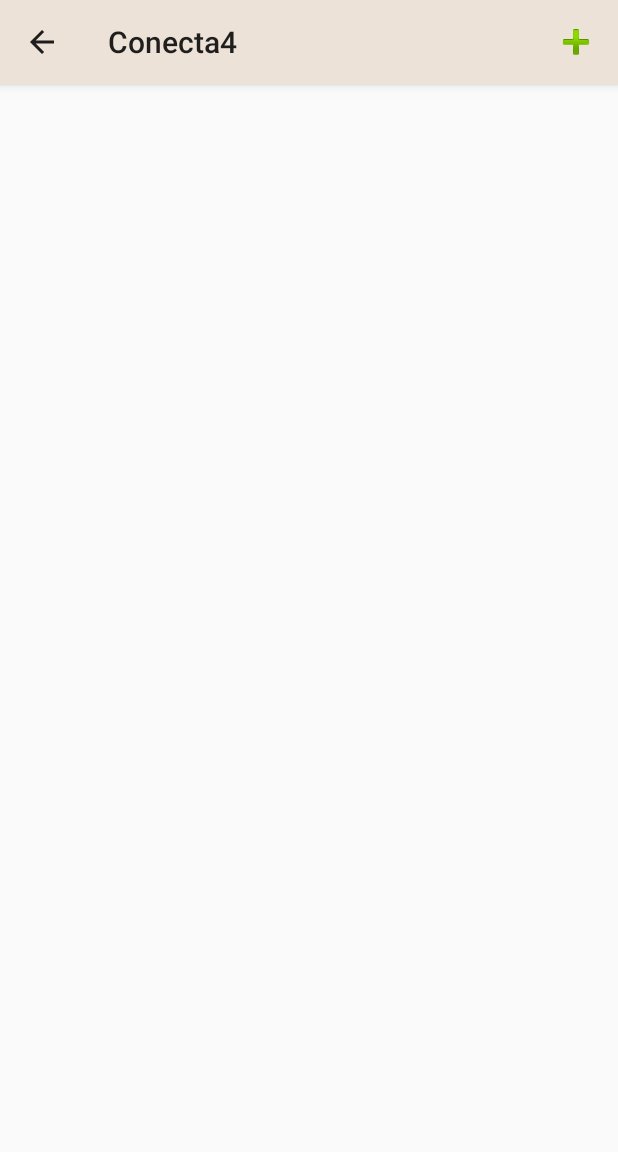
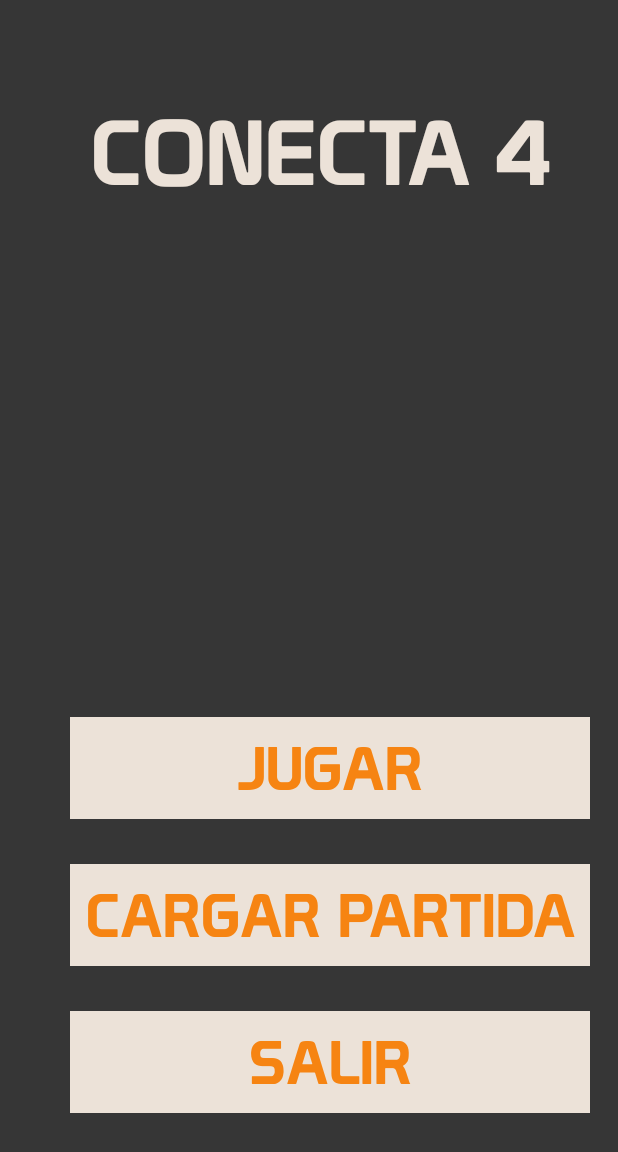
Before and after one commit to SergioMartinezC/Mobile-Applications-Development, an Android app: the screen it shows after launch (RoundListActivity before the commit, MainActivity after it), on a phone screen of 412 x 824 dp. Shown: the top 1152 px of the screen. Run offline under Robolectric (Android 15) with nearby library versions, the phone set to English and light mode, and no system bars.

Commit message:
MainMenu niapeao

```diff
--- a/Conecta4/app/src/main/java/com/example/e321799/conecta4/Activities/MainActivity.kt
+++ b/Conecta4/app/src/main/java/com/example/e321799/conecta4/Activities/MainActivity.kt
@@ -1,13 +1,37 @@
 package com.example.e321799.conecta4.Activities
 
+import android.content.Intent
 import android.support.v7.app.AppCompatActivity
 import android.os.Bundle
+import android.view.View
+import com.example.e321799.conecta4.Model.Round
+import com.example.e321799.conecta4.Model.RoundRepository
 import com.example.e321799.conecta4.R
+import kotlinx.android.synthetic.main.activity_main.*
 
-class MainActivity : AppCompatActivity() {
+class MainActivity : AppCompatActivity(), View.OnClickListener {
 
     override fun onCreate(savedInstanceState: Bundle?) {
         super.onCreate(savedInstanceState)
         setContentView(R.layout.activity_main)
+        button_play.setOnClickListener(this)
+        button_load_game.setOnClickListener(this)
+        button_exit.setOnClickListener(this)
+    }
+
+    override fun onClick(v: View?) {
+        when (v?.id) {
+            R.id.button_play -> {
+                val intent = RoundActivity.newIntent(this, RoundRepository.addRound())
+                startActivity(intent)
+            }
+            R.id.button_load_game -> {
+                val intent = Intent(this, RoundListActivity::class.java)
+                startActivity(intent)
+            }
+            R.id.button_exit -> {
+                System.exit(0)
+            }
+        }
     }
 }
--- a/Conecta4/app/src/main/java/com/example/e321799/conecta4/Activities/RoundActivity.kt
+++ b/Conecta4/app/src/main/java/com/example/e321799/conecta4/Activities/RoundActivity.kt
@@ -33,9 +33,7 @@ class RoundActivity : AppCompatActivity(), RoundFragment.OnRoundFragmentInteract
         supportActionBar?.setDisplayHomeAsUpEnabled(true)
     }
 
-    override fun onRoundUpdated() {
-
-    }
+    override fun onRoundUpdated() {    }
 
     companion object {
         val EXTRA_ROUND_ID = "es.uam.eps.dadm.er10.round_id"
--- a/Conecta4/app/src/main/java/com/example/e321799/conecta4/Activities/RoundListActivity.kt
+++ b/Conecta4/app/src/main/java/com/example/e321799/conecta4/Activities/RoundListActivity.kt
@@ -34,9 +34,9 @@ class RoundListActivity : AppCompatActivity(),
         if (fm.findFragmentById(R.id.fragment_container) == null) {
             fm.executeTransaction { add(R.id.fragment_container, RoundListFragment())}
         }
+
         var tb = findViewById<android.support.v7.widget.Toolbar>(R.id.my_toolbar)
         setSupportActionBar(tb)
-
         supportActionBar?.setDisplayHomeAsUpEnabled(true)
     }
 
--- a/Conecta4/app/src/main/java/com/example/e321799/conecta4/Model/RoundRepository.kt
+++ b/Conecta4/app/src/main/java/com/example/e321799/conecta4/Model/RoundRepository.kt
@@ -12,7 +12,9 @@ object RoundRepository {
         return round ?: throw Exception("Round not found.")
     }
 
-    fun addRound() {
-        rounds.add(Round())
+    fun addRound() : String {
+        var round = Round()
+        rounds.add(round)
+        return round.id
     }
 }
--- /dev/null
+++ b/Conecta4/app/src/main/res/drawable/ic_board_restart_48dp.xml
@@ -0,0 +1,5 @@
+<vector android:height="48dp" android:tint="@color/colorPrimary"
+    android:viewportHeight="24.0" android:viewportWidth="24.0"
+    android:width="48dp" xmlns:android="http://schemas.android.com/apk/res/android">
+    <path android:fillColor="@color/colorPrimaryDark" android:pathData="M14,12c0,-1.1 -0.9,-2 -2,-2s-2,0.9 -2,2 0.9,2 2,2 2,-0.9 2,-2zM12,3c-4.97,0 -9,4.03 -9,9L0,12l4,4 4,-4L5,12c0,-3.87 3.13,-7 7,-7s7,3.13 7,7 -3.13,7 -7,7c-1.51,0 -2.91,-0.49 -4.06,-1.3l-1.42,1.44C8.04,20.3 9.94,21 12,21c4.97,0 9,-4.03 9,-9s-4.03,-9 -9,-9z"/>
+</vector>
--- a/Conecta4/app/src/main/res/layout/activity_fragment.xml
+++ b/Conecta4/app/src/main/res/layout/activity_fragment.xml
@@ -4,6 +4,7 @@
               android:layout_width="match_parent"
               android:layout_height="match_parent"
               android:orientation="vertical"
+              android:background="@drawable/application_background"
               app:popupTheme="@style/ThemeOverlay.AppCompat.Light">
     <android.support.v7.widget.Toolbar
         android:id="@+id/my_toolbar"
--- a/Conecta4/app/src/main/res/layout/activity_main.xml
+++ b/Conecta4/app/src/main/res/layout/activity_main.xml
@@ -1,13 +1,79 @@
 <?xml version="1.0" encoding="utf-8"?>
-<android.support.constraint.ConstraintLayout xmlns:android="http://schemas.android.com/apk/res/android"
-                                             xmlns:app="http://schemas.android.com/apk/res-auto"
-                                             xmlns:tools="http://schemas.android.com/tools"
-                                             android:layout_width="match_parent"
-                                             android:layout_height="match_parent"
-                                             android:background="@drawable/marmol_background"
->
+<android.support.constraint.ConstraintLayout
+        xmlns:android="http://schemas.android.com/apk/res/android"
+        xmlns:tools="http://schemas.android.com/tools"
+        xmlns:app="http://schemas.android.com/apk/res-auto"
+        android:layout_width="match_parent"
+        android:layout_height="match_parent"
+        android:background="@drawable/application_background"
+        tools:context=".Activities.MainActivity" tools:layout_editor_absoluteY="81dp">
+    <TextView
+            android:id="@+id/round_title"
+            android:layout_width="match_parent"
+            android:layout_height="wrap_content"
+            android:padding="10dp"
+            android:textSize="@dimen/round_title"
+            android:fontFamily="@font/prototype"
+            android:textColor="@color/colorPrimary"
+            android:text="CONECTA 4"
+            android:gravity="center_horizontal"
+            android:layout_marginTop="56dp"
+            app:layout_constraintTop_toTopOf="parent"
+            app:layout_constraintStart_toStartOf="parent" android:layout_marginStart="16dp">
 
+    </TextView>
 
+    <TableLayout android:layout_width="wrap_content"
+                 android:layout_height="wrap_content"
+                 android:id="@+id/gridLayout"
+                 app:layout_constraintStart_toStartOf="parent"
+                 app:layout_constraintBottom_toBottomOf="parent"
+                 android:layout_marginBottom="52dp"
+                 android:layout_marginStart="36dp" app:layout_constraintEnd_toEndOf="parent"
+                 android:layout_marginEnd="8dp">
+        <TableRow
+                android:layout_marginBottom="@dimen/main_menu_button_margin"
+                android:layout_width="match_parent"
+                android:layout_height="wrap_content">
+            <Button style="@style/menu_buttons"
+                    android:text="@string/play"
+                    android:layout_width="match_parent"
+                    android:layout_height="wrap_content"
+                    android:id="@+id/button_play"
+                    app:layout_constraintEnd_toEndOf="parent"
+                    app:layout_constraintStart_toStartOf="parent"
+                    app:layout_constraintBottom_toBottomOf="parent"/>
+        </TableRow>
+        <TableRow
+                android:layout_width="match_parent"
+                android:layout_height="wrap_content"
+                android:layout_marginBottom="@dimen/main_menu_button_margin">
+            <Button style="@style/menu_buttons"
+                    android:text="@string/load_game"
+                    android:layout_width="match_parent"
+                    android:layout_height="wrap_content"
+                    android:id="@+id/button_load_game"
+                    app:layout_constraintEnd_toEndOf="parent"
+                    app:layout_constraintStart_toStartOf="parent"
+                    app:layout_constraintBottom_toBottomOf="parent"/>
+        </TableRow>
+
+        <TableRow
+                android:layout_marginBottom="@dimen/main_menu_button_margin"
+                android:layout_width="match_parent"
+                android:layout_height="wrap_content">
+            <Button style="@style/menu_buttons"
+                    android:layout_gravity=""
+                    android:text="@string/exit"
+                    android:textColor="@color/colorPrimaryDark"
+                    android:layout_width="match_parent"
+                    android:layout_height="wrap_content"
+                    android:id="@+id/button_exit"
+                    app:layout_constraintEnd_toEndOf="parent"
+                    app:layout_constraintStart_toStartOf="parent"
+                    app:layout_constraintBottom_toBottomOf="parent"/>
+        </TableRow>
+    </TableLayout>
 
 
 </android.support.constraint.ConstraintLayout>
--- a/Conecta4/app/src/main/res/layout/activity_round.xml
+++ b/Conecta4/app/src/main/res/layout/activity_round.xml
@@ -5,6 +5,7 @@
         xmlns:app="http://schemas.android.com/apk/res-auto"
         android:layout_width="match_parent"
         android:layout_height="match_parent"
+        android:background="@drawable/application_background"
         tools:context=".Activities.RoundActivity">
 
 </android.support.constraint.ConstraintLayout>
--- a/Conecta4/app/src/main/res/layout/activity_round_list.xml
+++ b/Conecta4/app/src/main/res/layout/activity_round_list.xml
@@ -3,4 +3,5 @@
         android:id="@+id/round_recycler_view2"
         android:layout_width="match_parent"
         android:layout_height="wrap_content"
+        android:background="@drawable/application_background"
         android:scrollbars="vertical" />
--- a/Conecta4/app/src/main/res/layout/activity_twopane.xml
+++ b/Conecta4/app/src/main/res/layout/activity_twopane.xml
@@ -3,6 +3,7 @@
               xmlns:app="http://schemas.android.com/apk/res-auto"
               android:layout_width="match_parent"
               android:layout_height="match_parent"
+              android:background="@drawable/application_background"
               android:orientation="vertical"
               app:popupTheme="@style/ThemeOverlay.AppCompat.Light">
     <android.support.v7.widget.Toolbar
--- a/Conecta4/app/src/main/res/layout/board.xml
+++ b/Conecta4/app/src/main/res/layout/board.xml
@@ -6,6 +6,7 @@
         android:orientation="horizontal"
         android:padding="@dimen/board_padding"
         android:id="@+id/linearLayout"
+
         android:layout_marginBottom="4dp">
     <LinearLayout
             android:layout_height="wrap_content"
--- a/Conecta4/app/src/main/res/layout/fragment_round_list.xml
+++ b/Conecta4/app/src/main/res/layout/fragment_round_list.xml
@@ -3,4 +3,5 @@
         android:id="@+id/round_recycler_view"
         android:layout_width="match_parent"
         android:layout_height="wrap_content"
+        android:background="@drawable/application_background"
         android:scrollbars="vertical" />
--- a/Conecta4/app/src/main/res/values/colors.xml
+++ b/Conecta4/app/src/main/res/values/colors.xml
@@ -4,13 +4,14 @@
 <color name="colorAccent">#D81B60</color>
 <color name="colorPrimary">#ECE2D8</color>
 <color name="colorPrimaryDark">#F68412</color>
-<color name="color_board">#7C4B1B</color>
+<color name="color_board">#9F7D5B</color>
 <color name="red_token">#D81E1E</color>
 <color name="blue_token">#2A1ED8</color>
 <color name="yellow_token">#C6D81E</color>
 <color name="green_token">#62D81E</color>
 <color name="pink_token">#C61ED8</color>
 <color name="black">#1A1918</color>
+<color name="background">#363636</color>
 
 
 </resources>
--- a/Conecta4/app/src/main/res/values/dimens.xml
+++ b/Conecta4/app/src/main/res/values/dimens.xml
@@ -1,15 +1,16 @@
 <?xml version="1.0" encoding="utf-8"?>
 <resources>
     <dimen name="token_size">42dp</dimen>
-    <dimen name="main_menu_button_margin">5dp</dimen>
+    <dimen name="main_menu_button_margin">30dp</dimen>
     <dimen name="board_menu_button_size">65dp</dimen>
     <dimen name="back_arrow">42dp</dimen>
     <dimen name="board_padding">10dp</dimen>
-    <dimen name="main_menu_font_size">18sp</dimen>
+    <dimen name="main_menu_font_size">40sp</dimen>
     <dimen name="board_margin_normal_size">175dp</dimen>
     <dimen name="button_menu_board_margin_top">30dp</dimen>
     <dimen name="main_menu_button_padding">10dp</dimen>
     <dimen name="board_stroke_width">2dp</dimen>
     <dimen name="activity_vertical_margin">20dp</dimen>
     <dimen name="activity_horizontal_margin">20dp</dimen>
+    <dimen name="round_title">60sp</dimen>
 </resources>
```
Also changed, not shown: Conecta4/app/src/main/AndroidManifest.xml (+7 -2 lines), Conecta4/app/src/main/res/layout/fragment_round.xml (+18 -16 lines), Conecta4/app/src/main/res/drawable/application_background.jpg (added), Conecta4/app/src/main/res/drawable/marmol_background.jpg (deleted).
